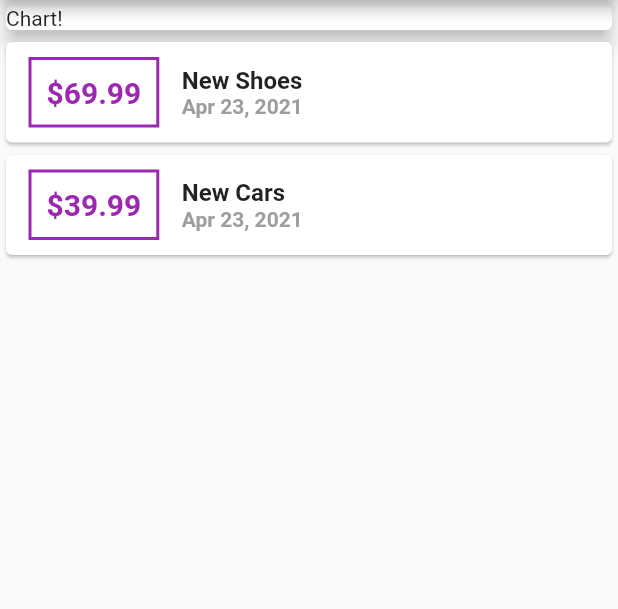
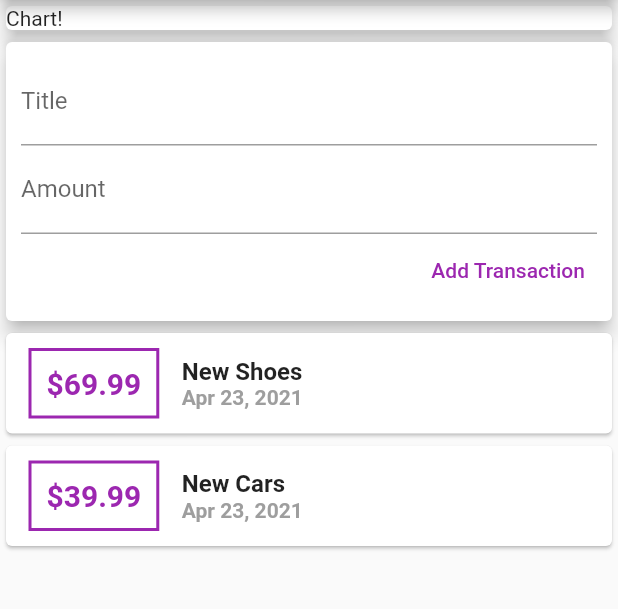
Before and after one commit to harrowmykel/Expense-Tracker-App---Demo-Flutter, a Flutter app: the screen it shows after launch, on a phone screen of 412 x 824 dp, the part 84-693 px from its top. Run offline on Flutter 3.47's test engine with Material 2 defaults, Android fonts, the phone set to English and light mode, and no system bars.

Commit message:
added textinput and input value saver

```diff
--- a/lib/main.dart
+++ b/lib/main.dart
@@ -21,6 +21,8 @@ class MyApp extends StatelessWidget {
 }
 
 class MyHomePage extends StatelessWidget {
+  String titleInput;
+  String amountInput;
   final List<Transaction> transactions = [
     Transaction(
       id: 't1',
@@ -44,13 +46,54 @@ class MyHomePage extends StatelessWidget {
       ),
       body: Column(
           // mainAxisAlignment: MainAxisAlignment.end,
-          // crossAxisAlignment: CrossAxisAlignment.end,
+          crossAxisAlignment: CrossAxisAlignment.stretch,
           children: <Widget>[
             Container(
               width: double.infinity,
               child: Card(
                 child: Text('Chart!'),
                 elevation: 5,
+              ),
+            ),
+            Card(
+              elevation: 5,
+              child: Container(
+                padding: EdgeInsets.all(10),
+                child: Column(
+                  crossAxisAlignment: CrossAxisAlignment.end,
+                  children: <Widget>[
+                    TextField(
+                      cursorColor: Colors.red,
+                      decoration: InputDecoration(
+                        labelText: 'Title',
+                      ),
+                      onChanged: (valueInput){
+                        titleInput = valueInput;
+                      },
+
+                    ),
+                    TextField(
+                      cursorColor: Colors.green,
+                      decoration: InputDecoration(
+                        labelText: 'Amount',
+                      ),
+                      onChanged: (valueInput){
+                        amountInput = valueInput;
+                      }
+                    ),
+                    TextButton(
+                      child: Text(
+                        'Add Transaction',
+                        style: TextStyle(
+                          color: Colors.purple,
+                        ),
+                      ),
+                      onPressed: (){
+
+                      },
+                    ),
+                  ],
+                ),
               ),
             ),
             Column(
```
